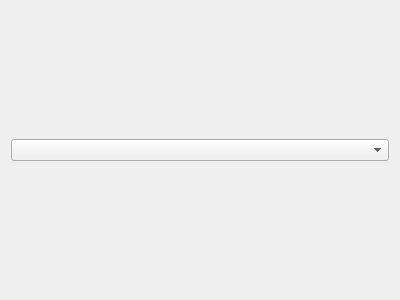
Before: the Qt Designer form comboeditorwindow.ui in Inexorably/gwentCalc, drawn with Qt 5.
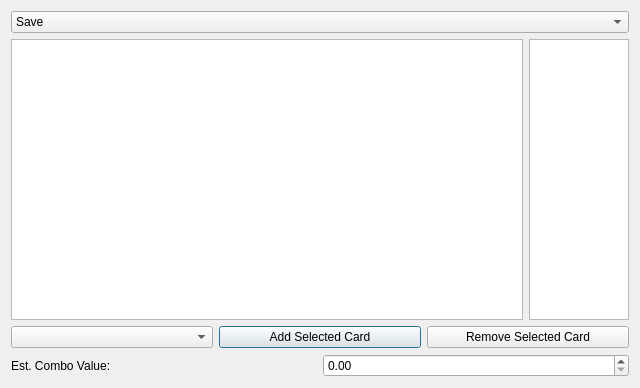
After: the same form once the commit is applied. Icons and pictures are not drawn.

Commit message: Implementing combo selection and related QTableWidget functions.

```diff
--- a/comboeditorwindow.ui
+++ b/comboeditorwindow.ui
@@ -6,8 +6,8 @@
    <rect>
     <x>0</x>
     <y>0</y>
-    <width>400</width>
-    <height>300</height>
+    <width>640</width>
+    <height>388</height>
    </rect>
   </property>
   <property name="windowTitle">
@@ -15,7 +15,70 @@
   </property>
   <layout class="QGridLayout" name="gridLayout">
    <item row="0" column="0">
-    <widget class="QComboBox" name="comboCardSelectionComboBox"/>
+    <widget class="QComboBox" name="comboBox">
+     <item>
+      <property name="text">
+       <string>Save</string>
+      </property>
+     </item>
+     <item>
+      <property name="text">
+       <string>Load</string>
+      </property>
+     </item>
+    </widget>
+   </item>
+   <item row="1" column="0">
+    <layout class="QHBoxLayout" name="horizontalLayout_3">
+     <item>
+      <widget class="QTableWidget" name="comboTableWidget"/>
+     </item>
+     <item>
+      <widget class="QTableWidget" name="valueTableWidget">
+       <property name="maximumSize">
+        <size>
+         <width>100</width>
+         <height>16777215</height>
+        </size>
+       </property>
+      </widget>
+     </item>
+    </layout>
+   </item>
+   <item row="2" column="0">
+    <layout class="QHBoxLayout" name="horizontalLayout_2">
+     <item>
+      <widget class="QComboBox" name="comboCardSelectionComboBox"/>
+     </item>
+     <item>
+      <widget class="QPushButton" name="addComboButton">
+       <property name="text">
+        <string>Add Selected Card</string>
+       </property>
+      </widget>
+     </item>
+     <item>
+      <widget class="QPushButton" name="removeComboButton">
+       <property name="text">
+        <string>Remove Selected Card</string>
+       </property>
+      </widget>
+     </item>
+    </layout>
+   </item>
+   <item row="3" column="0">
+    <layout class="QHBoxLayout" name="horizontalLayout">
+     <item>
+      <widget class="QLabel" name="label">
+       <property name="text">
+        <string>Est. Combo Value: </string>
+       </property>
+      </widget>
+     </item>
+     <item>
+      <widget class="QDoubleSpinBox" name="doubleSpinBox"/>
+     </item>
+    </layout>
    </item>
   </layout>
  </widget>
```
Left out of the diff: 4 changed lines with no effect on the pictures. The commit also changes 10 other files.
